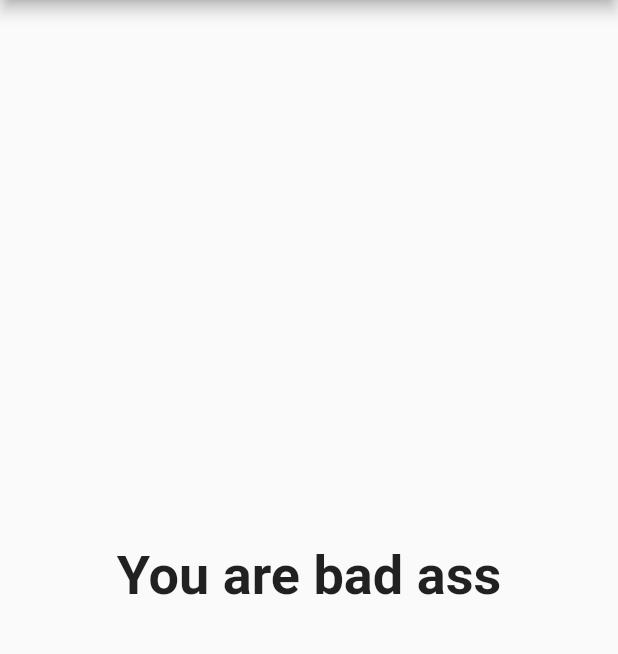
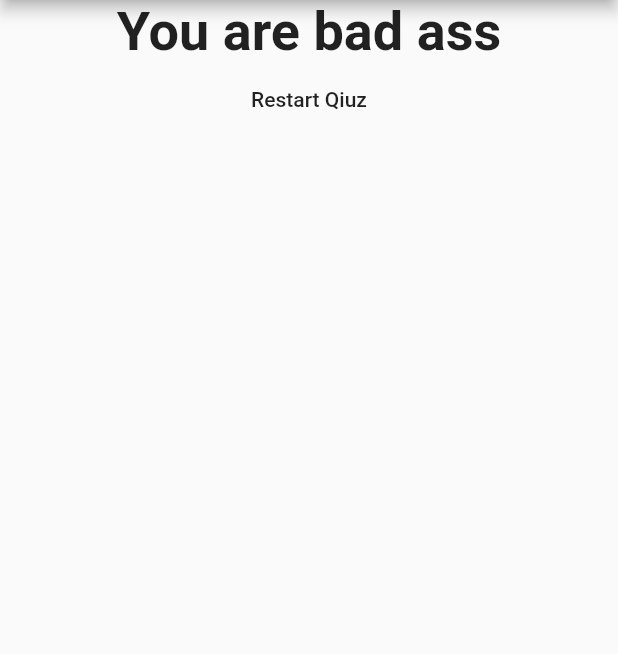
Before and after one commit to jithinvarghese/flutter_complete_guide, a Flutter app: the screen it shows after launch, after a tap on "black", after a tap on "dog", after a tap on "parrot", on a phone screen of 412 x 824 dp, the part 84-738 px from its top. Run offline on Flutter 3.47's test engine with Material 2 defaults, Android fonts, the phone set to English and light mode, and no system bars.

```diff
--- a/lib/main.dart
+++ b/lib/main.dart
@@ -2,8 +2,6 @@
 import 'package:flutter/material.dart';
 import 'package:flutter_complete_guide/result.dart';
 // import own files
-import './question.dart';
-import './answer.dart';
 import './quiz.dart';
 import './result.dart';
 
@@ -23,6 +21,14 @@ class _MyAppState extends State<MyApp> {
   var _questionindex =
       0; //_ means private propoerty which can be acessible inside this file .
   var _totalScore = 0;
+
+  void _restartQiuz() {
+    setState(() {
+      _questionindex = 0;
+      _totalScore = 0;
+    });
+  }
+
   final _questions = const [
     {
       "questionText": "what's your favorite color?",
@@ -55,17 +61,10 @@ class _MyAppState extends State<MyApp> {
 
   void _answerQuestion(int score) {
     _totalScore += score;
-
+    print(_totalScore);
     setState(() {
       _questionindex = _questionindex + 1;
     });
-    print(_questionindex);
-
-    if (_questionindex < _questions.length) {
-      print("we have more questions!");
-    } else {
-      print("No More Questions");
-    }
   }
 
   @override
@@ -81,7 +80,7 @@ class _MyAppState extends State<MyApp> {
                 answerQuestions: _answerQuestion,
                 questionIndex: _questionindex,
                 questions: _questions)
-            : Result(_totalScore),
+            : Result(_totalScore, _restartQiuz),
       ),
     );
   }
--- a/lib/result.dart
+++ b/lib/result.dart
@@ -2,16 +2,17 @@ import 'package:flutter/material.dart';
 
 class Result extends StatelessWidget {
   final int resultScore;
-  Result(this.resultScore);
+  final Function resetHandler;
+  Result(this.resultScore, this.resetHandler);
 
   String get resultPhrase {
     var resultText = "You did it";
 
-    if (resultScore <= 10) {
+    if (resultScore <= 20) {
       resultText = "you are awsome and innocent";
-    } else if (resultScore <= 20) {
+    } else if (resultScore <= 30) {
       resultText = "Pretty likable";
-    } else if (resultScore < 25) {
+    } else if (resultScore < 45) {
       resultText = "you are mad ";
     } else {
       resultText = "You are bad ass";
@@ -22,9 +23,17 @@ class Result extends StatelessWidget {
   @override
   Widget build(BuildContext context) {
     return Center(
-      child: Text(
-        resultPhrase,
-        style: TextStyle(fontSize: 36, fontWeight: FontWeight.bold),
+      child: Column(
+        children: <Widget>[
+          Text(
+            resultPhrase,
+            style: TextStyle(fontSize: 36, fontWeight: FontWeight.bold),
+          ),
+          FlatButton(
+            child: Text("Restart Qiuz"),
+            onPressed: resetHandler,
+          )
+        ],
       ),
     );
   }
```
